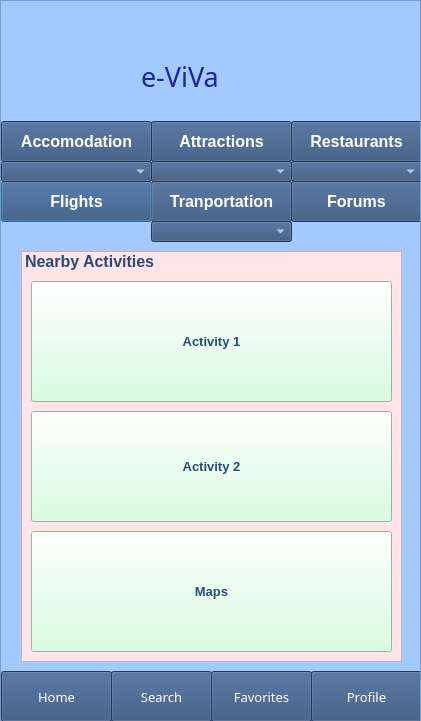
Above: Παραδοτέο 2ο/Project-code-v0.1/HomeScreen.ui from stavros-alexiou/SoftEng-2022 before the change. Below: the same form after it.
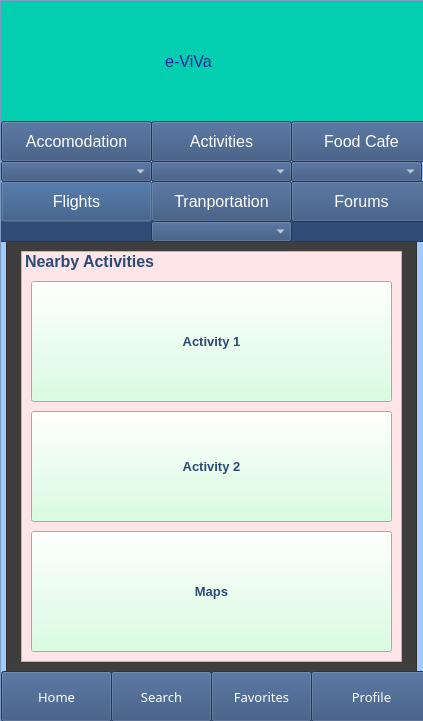
That is the form after the change.

What changed in the file:
```diff
--- a/Παραδοτέο 2ο/Project-code-v0.1/HomeScreen.ui
+++ b/Παραδοτέο 2ο/Project-code-v0.1/HomeScreen.ui
@@ -6,7 +6,7 @@
    <rect>
     <x>0</x>
     <y>0</y>
-    <width>421</width>
+    <width>423</width>
     <height>721</height>
    </rect>
   </property>
@@ -18,7 +18,7 @@
     <rect>
      <x>0</x>
      <y>0</y>
-     <width>421</width>
+     <width>431</width>
      <height>731</height>
     </rect>
    </property>
@@ -45,7 +45,7 @@
      <rect>
       <x>0</x>
       <y>0</y>
-      <width>419</width>
+      <width>429</width>
       <height>729</height>
      </rect>
     </property>
@@ -61,8 +61,8 @@
      <property name="font">
       <font>
        <pointsize>12</pointsize>
-       <weight>75</weight>
-       <bold>true</bold>
+       <weight>50</weight>
+       <bold>false</bold>
       </font>
      </property>
      <property name="styleSheet">
@@ -79,15 +79,15 @@
       <rect>
        <x>290</x>
        <y>120</y>
-       <width>131</width>
+       <width>141</width>
        <height>41</height>
       </rect>
      </property>
      <property name="font">
       <font>
        <pointsize>12</pointsize>
-       <weight>75</weight>
-       <bold>true</bold>
+       <weight>50</weight>
+       <bold>false</bold>
       </font>
      </property>
      <property name="styleSheet">
@@ -96,7 +96,7 @@
 color: rgb(255, 255, 255);</string>
      </property>
      <property name="text">
-      <string>Restaurants</string>
+      <string>Food Cafe</string>
      </property>
     </widget>
     <widget class="QPushButton" name="TransportButton">
@@ -111,8 +111,8 @@
      <property name="font">
       <font>
        <pointsize>12</pointsize>
-       <weight>75</weight>
-       <bold>true</bold>
+       <weight>50</weight>
+       <bold>false</bold>
       </font>
      </property>
      <property name="styleSheet">
@@ -136,17 +136,17 @@
      <property name="font">
       <font>
        <pointsize>12</pointsize>
-       <weight>75</weight>
-       <bold>true</bold>
+       <weight>50</weight>
+       <bold>false</bold>
       </font>
      </property>
      <property name="styleSheet">
-      <string notr="true">background-color: rgb(0, 170, 255);
+      <string notr="true">
 background-color: rgb(48, 76, 118);
 color: rgb(255, 255, 255);</string>
      </property>
      <property name="text">
-      <string>Attractions</string>
+      <string>Activities</string>
      </property>
     </widget>
     <widget class="QPushButton" name="ForumsButton">
@@ -154,15 +154,15 @@
       <rect>
        <x>290</x>
        <y>180</y>
-       <width>131</width>
+       <width>141</width>
        <height>41</height>
       </rect>
      </property>
      <property name="font">
       <font>
        <pointsize>12</pointsize>
-       <weight>75</weight>
-       <bold>true</bold>
+       <weight>50</weight>
+       <bold>false</bold>
       </font>
      </property>
      <property name="styleSheet">
@@ -243,7 +243,7 @@
       <rect>
        <x>310</x>
        <y>670</y>
-       <width>111</width>
+       <width>121</width>
        <height>51</height>
       </rect>
      </property>
@@ -305,28 +305,30 @@
     <widget class="QLabel" name="e-ViVa">
      <property name="geometry">
       <rect>
-       <x>140</x>
-       <y>50</y>
-       <width>171</width>
-       <height>51</height>
+       <x>0</x>
+       <y>0</y>
+       <width>481</width>
+       <height>121</height>
       </rect>
      </property>
      <property name="font">
       <font>
-       <family>Forte</family>
-       <pointsize>20</pointsize>
+       <family>MS Shell Dlg 2</family>
+       <pointsize>12</pointsize>
        <weight>50</weight>
+       <italic>false</italic>
        <bold>false</bold>
       </font>
      </property>
      <property name="styleSheet">
-      <string notr="true">background-color: rgb(162, 202, 255);
+      <string notr="true">background-color: rgb(4, 206, 176);
+font: 12pt &quot;MS Shell Dlg 2&quot;;
 color: rgb(27, 36, 156);
 
 </string>
      </property>
      <property name="text">
-      <string>e-ViVa</string>
+      <string>                                     e-ViVa</string>
      </property>
     </widget>
     <widget class="QListWidget" name="listWidget">
@@ -373,8 +375,8 @@
      <property name="font">
       <font>
        <pointsize>12</pointsize>
-       <weight>75</weight>
-       <bold>true</bold>
+       <weight>50</weight>
+       <bold>false</bold>
       </font>
      </property>
      <property name="styleSheet">
@@ -620,6 +622,34 @@
       </property>
      </item>
     </widget>
+    <widget class="QGraphicsView" name="graphicsView">
+     <property name="geometry">
+      <rect>
+       <x>-5</x>
+       <y>220</y>
+       <width>441</width>
+       <height>21</height>
+      </rect>
+     </property>
+     <property name="styleSheet">
+      <string notr="true">background-color: rgb(48, 76, 118);</string>
+     </property>
+    </widget>
+    <widget class="QGraphicsView" name="graphicsView_2">
+     <property name="geometry">
+      <rect>
+       <x>5</x>
+       <y>231</y>
+       <width>411</width>
+       <height>451</height>
+      </rect>
+     </property>
+     <property name="styleSheet">
+      <string notr="true">background-color: rgb(62, 62, 62);</string>
+     </property>
+    </widget>
+    <zorder>graphicsView_2</zorder>
+    <zorder>graphicsView</zorder>
     <zorder>ProfileButton</zorder>
     <zorder>ForumsButton</zorder>
     <zorder>FavoritesButton</zorder>
```
